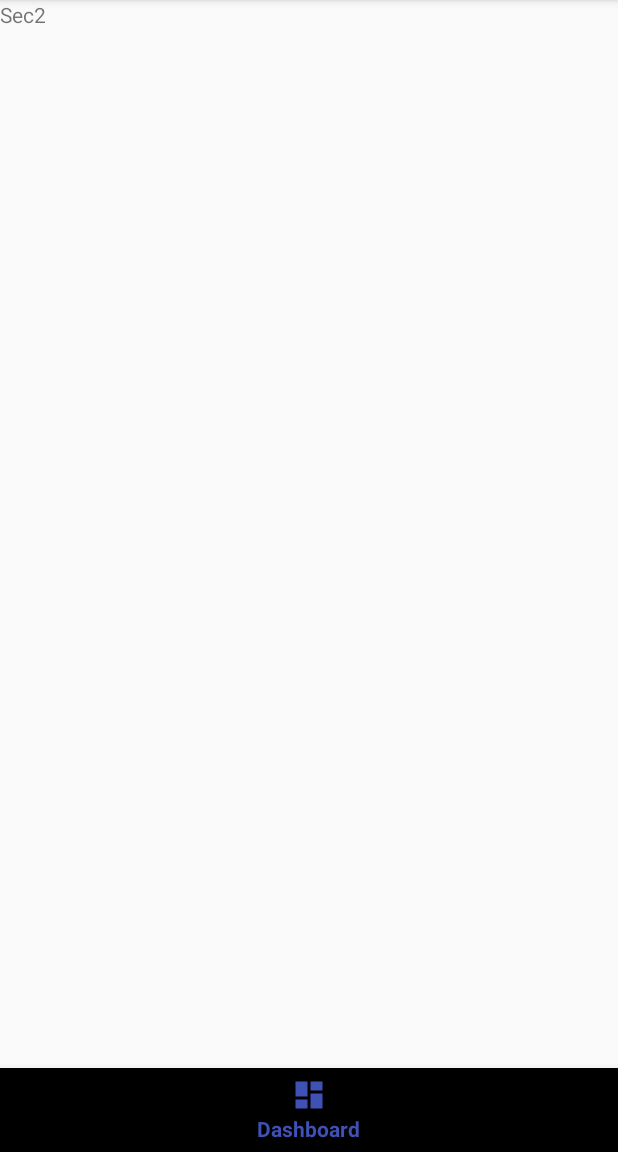
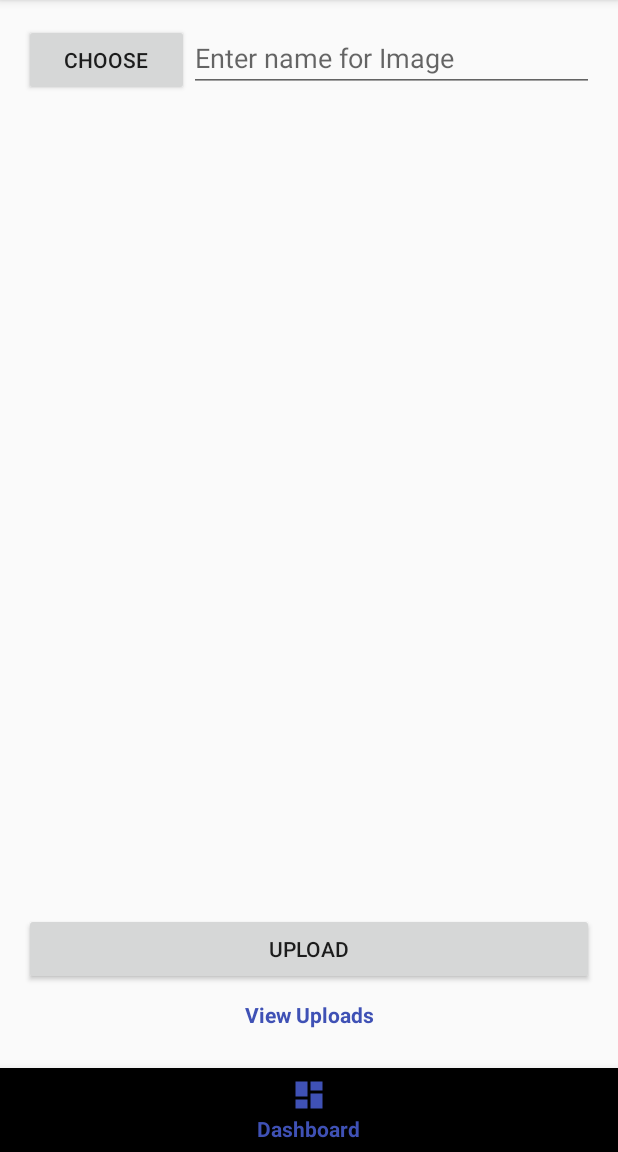
Before and after one commit to JoseWitjaksono/MokletStory., an Android app: the screen it shows after launch (MainActivity), item 2 of the bottom bar chosen, on a phone screen of 412 x 824 dp, the part 84-1236 px from its top. Run offline under Robolectric (Android 15) with nearby library versions, the phone set to English and light mode, and no system bars; our stand-ins replace ButterKnife.

Commit message:
Implementasi Fragment ke BottomBar

```diff
--- a/app/src/main/res/layout/fragment_section2.xml
+++ b/app/src/main/res/layout/fragment_section2.xml
@@ -1,13 +1,67 @@
-<FrameLayout xmlns:android="http://schemas.android.com/apk/res/android"
-             xmlns:tools="http://schemas.android.com/tools"
-             android:layout_width="match_parent"
-             android:layout_height="match_parent"
-             tools:context=".Section2Fragment">
 
-    <!-- TODO: Update blank fragment layout -->
-    <TextView
-        android:layout_width="match_parent"
-        android:layout_height="match_parent"
-        android:text="Sec2"/>
+    <RelativeLayout xmlns:android="http://schemas.android.com/apk/res/android"
+                    xmlns:tools="http://schemas.android.com/tools"
+                    android:id="@+id/activity_main"
+                    android:layout_width="match_parent"
+                    android:layout_height="match_parent"
+                    android:paddingBottom="@dimen/activity_vertical_margin"
+                    android:paddingLeft="@dimen/activity_horizontal_margin"
+                    android:paddingRight="@dimen/activity_horizontal_margin"
+                    android:paddingTop="@dimen/activity_vertical_margin"
+                    tools:context=".Section2Fragment">
 
-</FrameLayout>
+        <LinearLayout
+            android:id="@+id/linearLayout"
+            android:layout_width="match_parent"
+            android:layout_height="wrap_content"
+            android:orientation="horizontal">
+
+            <Button
+                android:id="@+id/buttonChoose"
+                android:layout_width="wrap_content"
+                android:layout_height="wrap_content"
+                android:layout_weight="1"
+                android:text="Choose" />
+
+            <EditText
+                android:id="@+id/editText"
+                android:layout_width="wrap_content"
+                android:layout_height="wrap_content"
+                android:layout_weight="4"
+                android:hint="Enter name for Image" />
+
+        </LinearLayout>
+
+
+        <ImageView
+            android:id="@+id/imageView"
+            android:layout_width="match_parent"
+            android:layout_height="wrap_content"
+            android:layout_alignParentLeft="true"
+            android:layout_alignParentStart="true"
+            android:layout_below="@+id/linearLayout" />
+
+        <LinearLayout
+            android:layout_width="match_parent"
+            android:layout_height="wrap_content"
+            android:layout_alignParentBottom="true"
+            android:orientation="vertical">
+
+            <Button
+                android:id="@+id/buttonUpload"
+                android:layout_width="match_parent"
+                android:layout_height="wrap_content"
+                android:layout_weight="1"
+                android:text="Upload" />
+
+            <TextView
+                android:id="@+id/textViewShow"
+                android:layout_width="match_parent"
+                android:layout_height="wrap_content"
+                android:padding="10dp"
+                android:text="View Uploads"
+                android:textAlignment="center"
+                android:textColor="@color/colorPrimary"
+                android:textStyle="bold" />
+        </LinearLayout>
+    </RelativeLayout>
```
